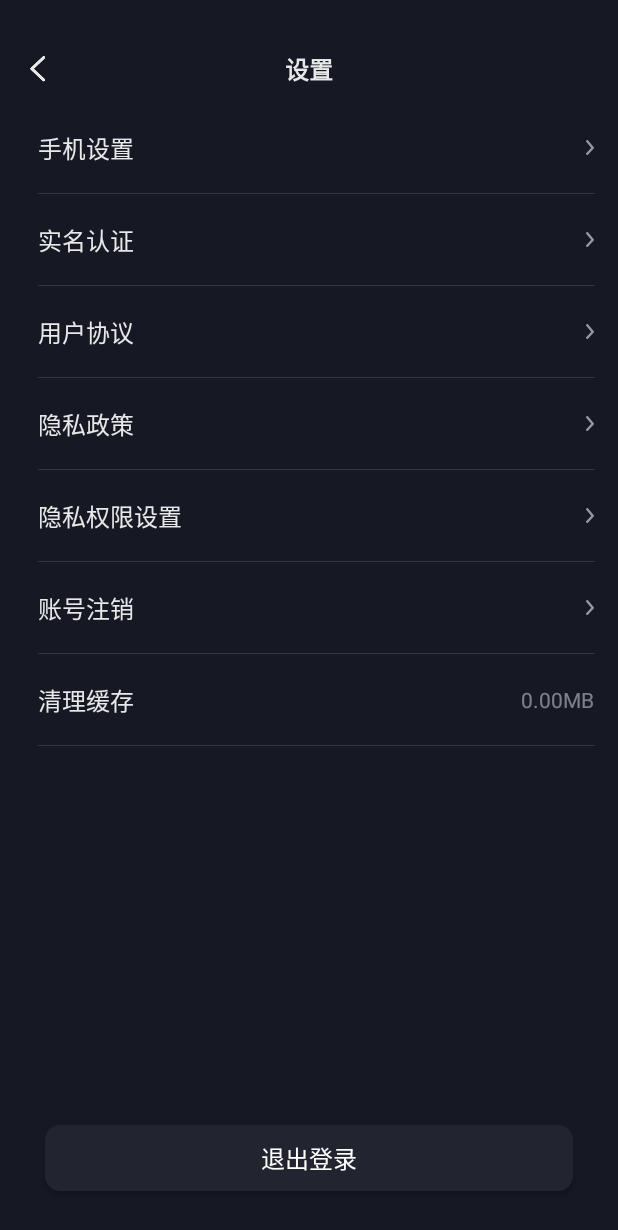
After one commit to sun55/CTDJAndroid, an Android app: the SettingActivity screen opened directly, with no data from a screen before it, on a phone screen of 412 x 824 dp. The commit adds this screen. Shown: the top 1230 px of the screen. Run offline under Robolectric (Android 15) with nearby library versions, the phone set to English and light mode, and no system bars; our stand-ins replace CircleImageView; libraries missing offline, so code that uses them is left out: com.luck.picture, com.netease.yunxin, com.scwang.smart.

Commit message:
设置 清理缓存

```diff
--- a/app/src/main/AndroidManifest.xml
+++ b/app/src/main/AndroidManifest.xml
@@ -27,7 +27,8 @@
         android:theme="@style/AppTheme"
         android:usesCleartextTraffic="true"
         tools:replace="android:allowBackup">
-        <activity android:name=".activity.FeedBackActivity"></activity>
+        <activity android:name=".activity.SettingActivity"></activity>
+        <activity android:name=".activity.FeedBackActivity" />
         <activity
             android:name=".activity.AboutActivity"
             android:screenOrientation="portrait" />
--- a/app/src/main/java/com/ctdj/djandroid/MyApplication.java
+++ b/app/src/main/java/com/ctdj/djandroid/MyApplication.java
@@ -207,7 +207,8 @@ public class MyApplication extends MultiDexApplication {
                 "user.gold",
                 "user.star",
                 "user.challengeVolume",
-                "user.isNote"
+                "user.isNote",
+                "user.birthday"
         );
     }
 
--- /dev/null
+++ b/app/src/main/java/com/ctdj/djandroid/activity/SettingActivity.java
@@ -0,0 +1,142 @@
+package com.ctdj.djandroid.activity;
+
+import android.content.Context;
+import android.os.Bundle;
+import android.os.Environment;
+import android.view.LayoutInflater;
+import android.view.View;
+
+import androidx.appcompat.widget.LinearLayoutCompat;
+
+import com.ctdj.djandroid.common.DisplayUtil;
+import com.ctdj.djandroid.common.Utils;
+import com.ctdj.djandroid.databinding.ActivitySettingBinding;
+import com.ctdj.djandroid.view.TitleView;
+import com.luck.picture.lib.tools.PictureFileUtils;
+
+import java.io.File;
+import java.math.BigDecimal;
+
+public class SettingActivity extends BaseActivity {
+
+    ActivitySettingBinding binding;
+    @Override
+    protected void onCreate(Bundle savedInstanceState) {
+        super.onCreate(savedInstanceState);
+        binding = ActivitySettingBinding.inflate(LayoutInflater.from(this));
+        setContentView(binding.getRoot());
+        LinearLayoutCompat.LayoutParams l = (LinearLayoutCompat.LayoutParams) binding.titleView.getLayoutParams();
+        l.topMargin = DisplayUtil.getStatusBarHeight(this);
+        binding.titleView.setOnBtnListener(new TitleView.OnBtnListener() {
+            @Override
+            public void onLeftClick() {
+                finish();
+            }
+
+            @Override
+            public void onRightClick() {
+
+            }
+        });
+        binding.itemCleanCache.setRightText(getTotalCacheSize(this));
+        binding.itemCleanCache.setOnClickListener(new View.OnClickListener() {
+            @Override
+            public void onClick(View v) {
+//                PictureFileUtils.deleteAllCacheDirFile(SettingActivity.this);
+                clearAllCache(SettingActivity.this);
+            }
+        });
+    }
+
+    /**
+     * 获取缓存值
+     */
+    public String getTotalCacheSize(Context context) {
+
+        long cacheSize = getFolderSize(context.getCacheDir());
+        if (Environment.getExternalStorageState().equals(Environment.MEDIA_MOUNTED)) {
+            cacheSize += getFolderSize(context.getExternalCacheDir());
+        }
+        return getFormatSize(cacheSize);
+    }
+
+    /**
+     * 清除所有缓存
+     */
+    public void clearAllCache(Context context) {
+        deleteDir(context.getCacheDir());
+        if (Environment.getExternalStorageState().equals(Environment.MEDIA_MOUNTED)) {
+            deleteDir(context.getExternalCacheDir());
+            //TODO 有网页清理时注意排错，是否存在/data/data/应用package目录下找不到database文件夹的问题
+            context.deleteDatabase("webview.db");
+            context.deleteDatabase("webviewCache.db");
+            Utils.showToast(context, "清理完成");
+            binding.itemCleanCache.setRightText("0MB");
+        }
+    }
+
+    /**
+     * 删除某个文件
+     */
+    private boolean deleteDir(File dir) {
+        if (dir != null && dir.isDirectory()) {
+            String[] children = dir.list();
+            for (int i = 0; i < children.length; i++) {
+                boolean success = deleteDir(new File(dir, children[i]));
+                if (!success) {
+                    return false;
+                }
+            }
+            return dir.delete();
+        }
+        if (dir != null) {
+            return dir.delete();
+        } else {
+            return false;
+        }
+    }
+
+    /**
+     * 获取文件
+     */
+    public long getFolderSize(File file) {
+        long size = 0;
+        if (file != null) {
+            File[] fileList = file.listFiles();
+            if (fileList != null && fileList.length > 0) {
+                for (int i = 0; i < fileList.length; i++) {
+                    // 如果下面还有文件
+                    if (fileList[i].isDirectory()) {
+                        size = size + getFolderSize(fileList[i]);
+                    } else {
+                        size = size + fileList[i].length();
+                    }
+                }
+            }
+        }
+        return size;
+    }
+
+    /**
+     * 格式化单位
+     */
+    public String getFormatSize(double size) {
+        double kiloByte = size / 1024;
+        double megaByte = kiloByte / 1024;
+        double gigaByte = megaByte / 1024;
+        if (gigaByte < 1) {
+            BigDecimal result2 = new BigDecimal(Double.toString(megaByte));
+            return result2.setScale(2, BigDecimal.ROUND_HALF_UP)
+                    .toPlainString() + "MB";
+        }
+        double teraBytes = gigaByte / 1024;
+        if (teraBytes < 1) {
+            BigDecimal result3 = new BigDecimal(Double.toString(gigaByte));
+            return result3.setScale(2, BigDecimal.ROUND_HALF_UP)
+                    .toPlainString() + "GB";
+        }
+        BigDecimal result4 = BigDecimal.valueOf(teraBytes);
+        return result4.setScale(2, BigDecimal.ROUND_HALF_UP).toPlainString()
+                + "TB";
+    }
+}
--- /dev/null
+++ b/app/src/main/res/layout/activity_setting.xml
@@ -0,0 +1,78 @@
+<?xml version="1.0" encoding="utf-8"?>
+<androidx.appcompat.widget.LinearLayoutCompat xmlns:android="http://schemas.android.com/apk/res/android"
+    xmlns:app="http://schemas.android.com/apk/res-auto"
+    xmlns:tools="http://schemas.android.com/tools"
+    android:layout_width="match_parent"
+    android:layout_height="match_parent"
+    android:background="#161824"
+    android:orientation="vertical"
+    tools:context=".activity.SettingActivity">
+
+    <com.ctdj.djandroid.view.TitleView
+        android:id="@+id/title_view"
+        android:layout_width="match_parent"
+        android:layout_height="wrap_content"
+        app:titleText="设置" />
+
+    <com.ctdj.djandroid.view.CommonItemView
+        android:id="@+id/item_phone"
+        android:layout_width="match_parent"
+        android:layout_height="wrap_content"
+        app:itemTitleText="手机设置" />
+
+    <com.ctdj.djandroid.view.CommonItemView
+        android:id="@+id/item_real_name"
+        android:layout_width="match_parent"
+        android:layout_height="wrap_content"
+        app:itemTitleText="实名认证" />
+
+    <com.ctdj.djandroid.view.CommonItemView
+        android:id="@+id/item_protocol"
+        android:layout_width="match_parent"
+        android:layout_height="wrap_content"
+        app:itemTitleText="用户协议" />
+
+    <com.ctdj.djandroid.view.CommonItemView
+        android:id="@+id/item_privacy_policy"
+        android:layout_width="match_parent"
+        android:layout_height="wrap_content"
+        app:itemTitleText="隐私政策" />
+
+    <com.ctdj.djandroid.view.CommonItemView
+        android:id="@+id/item_privacy_setting"
+        android:layout_width="match_parent"
+        android:layout_height="wrap_content"
+        app:itemTitleText="隐私权限设置" />
+
+    <com.ctdj.djandroid.view.CommonItemView
+        android:id="@+id/item_remove_account"
+        android:layout_width="match_parent"
+        android:layout_height="wrap_content"
+        app:itemTitleText="账号注销" />
+
+    <com.ctdj.djandroid.view.CommonItemView
+        android:id="@+id/item_clean_cache"
+        android:layout_width="match_parent"
+        android:layout_height="wrap_content"
+        app:itemRightText="0MB"
+        app:itemTitleText="清理缓存"
+        app:showRightArrow="false" />
+
+    <View
+        android:layout_width="1dp"
+        android:layout_height="0dp"
+        android:layout_weight="1" />
+
+    <Button
+        android:id="@+id/btn_logout"
+        android:layout_width="match_parent"
+        android:layout_height="44dp"
+        android:layout_marginStart="30dp"
+        android:layout_marginEnd="30dp"
+        android:layout_marginBottom="30dp"
+        android:background="@drawable/radius_10_22252f"
+        android:text="退出登录"
+        android:textColor="@color/white"
+        android:textSize="16sp" />
+
+</androidx.appcompat.widget.LinearLayoutCompat>
```
Also changed, not shown: app/src/main/java/com/ctdj/djandroid/activity/EditActivity.java (+16 -16 lines), app/src/main/java/com/ctdj/djandroid/common/Utils.java (+6 -3 lines), app/src/main/java/com/ctdj/djandroid/fragment/MineFragment.java (+8 -0 lines).
